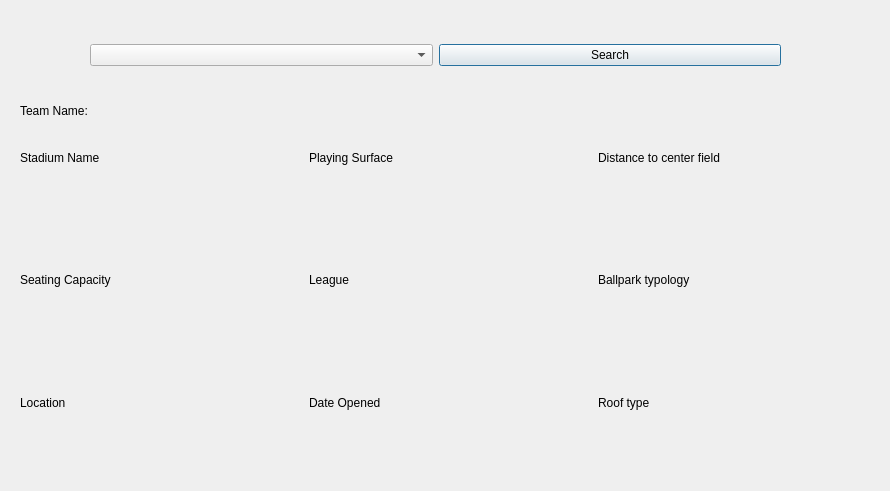
This is BaseballProject2/allinfo.ui in tholm1/CS1D-Project-2-Baseball as Qt 5 draws it before an edit. The edited form follows.
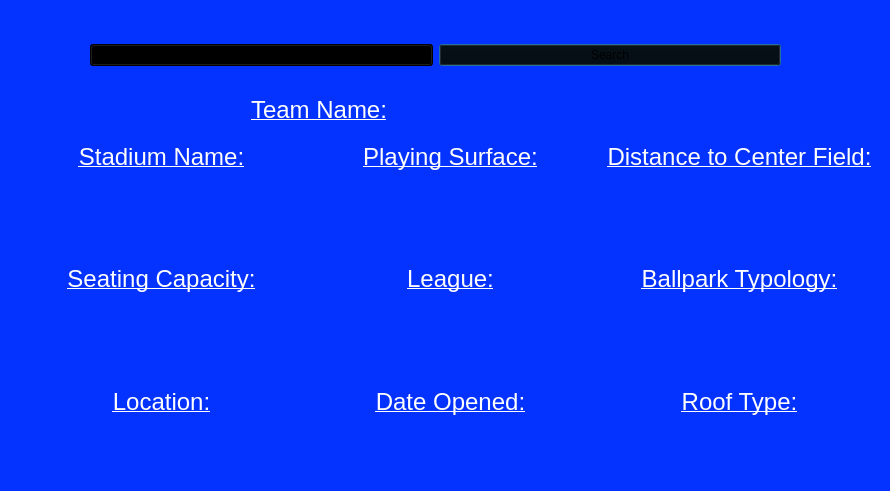
This is the edited form.

```diff
--- a/BaseballProject2/allinfo.ui
+++ b/BaseballProject2/allinfo.ui
@@ -13,7 +13,10 @@
   <property name="windowTitle">
    <string>Dialog</string>
   </property>
-  <widget class="QWidget" name="">
+  <property name="styleSheet">
+   <string notr="true">background-color: rgb(4, 51, 255)</string>
+  </property>
+  <widget class="QWidget" name="layoutWidget">
    <property name="geometry">
     <rect>
      <x>90</x>
@@ -24,10 +27,17 @@
    </property>
    <layout class="QHBoxLayout" name="horizontalLayout_2">
     <item>
-     <widget class="QComboBox" name="teams_combo"/>
+     <widget class="QComboBox" name="teams_combo">
+      <property name="styleSheet">
+       <string notr="true">background-color: rgb(0, 0, 0)</string>
+      </property>
+     </widget>
     </item>
     <item>
      <widget class="QPushButton" name="search_button">
+      <property name="styleSheet">
+       <string notr="true">background-color: rgb(0, 0, 0)</string>
+      </property>
       <property name="text">
        <string>Search</string>
       </property>
@@ -35,7 +45,7 @@
     </item>
    </layout>
   </widget>
-  <widget class="QWidget" name="">
+  <widget class="QWidget" name="layoutWidget">
    <property name="geometry">
     <rect>
      <x>20</x>
@@ -51,10 +61,10 @@
        <widget class="QLabel" name="label_10">
         <property name="styleSheet">
          <string notr="true">font: 75 10pt &quot;MS Shell Dlg 2&quot;;
-color: rgb(0, 0, 0);</string>
+color: rgb(255, 255, 255)</string>
         </property>
         <property name="text">
-         <string>Stadium Name</string>
+         <string>&lt;html&gt;&lt;head/&gt;&lt;body&gt;&lt;p align=&quot;center&quot;&gt;&lt;span style=&quot; font-size:18pt; font-weight:400; text-decoration: underline;&quot;&gt;Stadium Name:&lt;/span&gt;&lt;/p&gt;&lt;/body&gt;&lt;/html&gt;</string>
         </property>
        </widget>
       </item>
@@ -64,7 +74,7 @@
          <string notr="true">color: rgb(0, 0, 0); font: 12pt &quot;MS Sans Serif&quot;;</string>
         </property>
         <property name="text">
-         <string/>
+         <string>&lt;html&gt;&lt;head/&gt;&lt;body&gt;&lt;p align=&quot;center&quot;&gt;&lt;br/&gt;&lt;/p&gt;&lt;/body&gt;&lt;/html&gt;</string>
         </property>
        </widget>
       </item>
@@ -72,10 +82,10 @@
        <widget class="QLabel" name="label_2">
         <property name="styleSheet">
          <string notr="true">font: 75 10pt &quot;MS Shell Dlg 2&quot;;
-color: rgb(0, 0, 0);</string>
+color: rgb(255, 255, 255)</string>
         </property>
         <property name="text">
-         <string>Seating Capacity</string>
+         <string>&lt;html&gt;&lt;head/&gt;&lt;body&gt;&lt;p align=&quot;center&quot;&gt;&lt;span style=&quot; font-size:18pt; text-decoration: underline;&quot;&gt;Seating Capacity:&lt;/span&gt;&lt;/p&gt;&lt;/body&gt;&lt;/html&gt;</string>
         </property>
        </widget>
       </item>
@@ -85,7 +95,7 @@
          <string notr="true">color: rgb(0, 0, 0); font: 12pt &quot;MS Sans Serif&quot;;</string>
         </property>
         <property name="text">
-         <string/>
+         <string>&lt;html&gt;&lt;head/&gt;&lt;body&gt;&lt;p align=&quot;center&quot;&gt;&lt;br/&gt;&lt;/p&gt;&lt;/body&gt;&lt;/html&gt;</string>
         </property>
        </widget>
       </item>
@@ -93,10 +103,10 @@
        <widget class="QLabel" name="label_3">
         <property name="styleSheet">
          <string notr="true">font: 75 10pt &quot;MS Shell Dlg 2&quot;;
-color: rgb(0, 0, 0);</string>
+color: rgb(255, 255, 255)</string>
         </property>
         <property name="text">
-         <string>Location</string>
+         <string>&lt;html&gt;&lt;head/&gt;&lt;body&gt;&lt;p align=&quot;center&quot;&gt;&lt;span style=&quot; font-size:18pt; text-decoration: underline;&quot;&gt;Location:&lt;/span&gt;&lt;/p&gt;&lt;/body&gt;&lt;/html&gt;</string>
         </property>
        </widget>
       </item>
@@ -106,7 +116,7 @@
          <string notr="true">color: rgb(0, 0, 0); font: 12pt &quot;MS Sans Serif&quot;;</string>
         </property>
         <property name="text">
-         <string/>
+         <string>&lt;html&gt;&lt;head/&gt;&lt;body&gt;&lt;p align=&quot;center&quot;&gt;&lt;br/&gt;&lt;/p&gt;&lt;/body&gt;&lt;/html&gt;</string>
         </property>
        </widget>
       </item>
@@ -118,10 +128,10 @@
        <widget class="QLabel" name="label_4">
         <property name="styleSheet">
          <string notr="true">font: 75 10pt &quot;MS Shell Dlg 2&quot;;
-color: rgb(0, 0, 0);</string>
+color: rgb(255, 255, 255)</string>
         </property>
         <property name="text">
-         <string>Playing Surface</string>
+         <string>&lt;html&gt;&lt;head/&gt;&lt;body&gt;&lt;p align=&quot;center&quot;&gt;&lt;span style=&quot; font-size:18pt; text-decoration: underline;&quot;&gt;Playing Surface:&lt;/span&gt;&lt;/p&gt;&lt;/body&gt;&lt;/html&gt;</string>
         </property>
        </widget>
       </item>
@@ -131,7 +141,7 @@
          <string notr="true">color: rgb(0, 0, 0); font: 12pt &quot;MS Sans Serif&quot;;</string>
         </property>
         <property name="text">
-         <string/>
+         <string>&lt;html&gt;&lt;head/&gt;&lt;body&gt;&lt;p align=&quot;center&quot;&gt;&lt;br/&gt;&lt;/p&gt;&lt;/body&gt;&lt;/html&gt;</string>
         </property>
        </widget>
       </item>
@@ -139,10 +149,10 @@
        <widget class="QLabel" name="label_5">
         <property name="styleSheet">
          <string notr="true">font: 75 10pt &quot;MS Shell Dlg 2&quot;;
-color: rgb(0, 0, 0);</string>
+color: rgb(255, 255, 255)</string>
         </property>
         <property name="text">
-         <string>League</string>
+         <string>&lt;html&gt;&lt;head/&gt;&lt;body&gt;&lt;p align=&quot;center&quot;&gt;&lt;span style=&quot; font-size:18pt; text-decoration: underline;&quot;&gt;League:&lt;/span&gt;&lt;/p&gt;&lt;/body&gt;&lt;/html&gt;</string>
         </property>
        </widget>
       </item>
@@ -152,7 +162,7 @@
          <string notr="true">color: rgb(0, 0, 0); font: 12pt &quot;MS Sans Serif&quot;;</string>
         </property>
         <property name="text">
-         <string/>
+         <string>&lt;html&gt;&lt;head/&gt;&lt;body&gt;&lt;p align=&quot;center&quot;&gt;&lt;br/&gt;&lt;/p&gt;&lt;/body&gt;&lt;/html&gt;</string>
         </property>
        </widget>
       </item>
@@ -160,10 +170,10 @@
        <widget class="QLabel" name="label_6">
         <property name="styleSheet">
          <string notr="true">font: 75 10pt &quot;MS Shell Dlg 2&quot;;
-color: rgb(0, 0, 0);</string>
+color: rgb(255, 255, 255)</string>
         </property>
         <property name="text">
-         <string>Date Opened</string>
+         <string>&lt;html&gt;&lt;head/&gt;&lt;body&gt;&lt;p align=&quot;center&quot;&gt;&lt;span style=&quot; font-size:18pt; text-decoration: underline;&quot;&gt;Date Opened:&lt;/span&gt;&lt;/p&gt;&lt;/body&gt;&lt;/html&gt;</string>
         </property>
        </widget>
       </item>
@@ -173,7 +183,7 @@
          <string notr="true">color: rgb(0, 0, 0); font: 12pt &quot;MS Sans Serif&quot;;</string>
         </property>
         <property name="text">
-         <string/>
+         <string>&lt;html&gt;&lt;head/&gt;&lt;body&gt;&lt;p align=&quot;center&quot;&gt;&lt;br/&gt;&lt;/p&gt;&lt;/body&gt;&lt;/html&gt;</string>
         </property>
        </widget>
       </item>
@@ -185,10 +195,10 @@
        <widget class="QLabel" name="label_7">
         <property name="styleSheet">
          <string notr="true">font: 75 10pt &quot;MS Shell Dlg 2&quot;;
-color: rgb(0, 0, 0);</string>
+color: rgb(255, 255, 255)</string>
         </property>
         <property name="text">
-         <string>Distance to center field</string>
+         <string>&lt;html&gt;&lt;head/&gt;&lt;body&gt;&lt;p align=&quot;center&quot;&gt;&lt;span style=&quot; font-size:18pt; text-decoration: underline;&quot;&gt;Distance to Center Field:&lt;/span&gt;&lt;/p&gt;&lt;/body&gt;&lt;/html&gt;</string>
         </property>
        </widget>
       </item>
@@ -198,7 +208,7 @@
          <string notr="true">color: rgb(0, 0, 0); font: 12pt &quot;MS Sans Serif&quot;;</string>
         </property>
         <property name="text">
-         <string/>
+         <string>&lt;html&gt;&lt;head/&gt;&lt;body&gt;&lt;p align=&quot;center&quot;&gt;&lt;br/&gt;&lt;/p&gt;&lt;/body&gt;&lt;/html&gt;</string>
         </property>
        </widget>
       </item>
@@ -206,10 +216,10 @@
        <widget class="QLabel" name="label_8">
         <property name="styleSheet">
          <string notr="true">font: 75 10pt &quot;MS Shell Dlg 2&quot;;
-color: rgb(0, 0, 0);</string>
+color: rgb(255, 255, 255)</string>
         </property>
         <property name="text">
-         <string>Ballpark typology</string>
+         <string>&lt;html&gt;&lt;head/&gt;&lt;body&gt;&lt;p align=&quot;center&quot;&gt;&lt;span style=&quot; font-size:18pt; text-decoration: underline;&quot;&gt;Ballpark Typology:&lt;/span&gt;&lt;/p&gt;&lt;/body&gt;&lt;/html&gt;</string>
         </property>
        </widget>
       </item>
@@ -219,7 +229,7 @@
          <string notr="true">color: rgb(0, 0, 0); font: 12pt &quot;MS Sans Serif&quot;;</string>
         </property>
         <property name="text">
-         <string/>
+         <string>&lt;html&gt;&lt;head/&gt;&lt;body&gt;&lt;p align=&quot;center&quot;&gt;&lt;br/&gt;&lt;/p&gt;&lt;/body&gt;&lt;/html&gt;</string>
         </property>
        </widget>
       </item>
@@ -227,10 +237,10 @@
        <widget class="QLabel" name="label_9">
         <property name="styleSheet">
          <string notr="true">font: 75 10pt &quot;MS Shell Dlg 2&quot;;
-color: rgb(0, 0, 0);</string>
+color: rgb(255, 255, 255)</string>
         </property>
         <property name="text">
-         <string>Roof type</string>
+         <string>&lt;html&gt;&lt;head/&gt;&lt;body&gt;&lt;p align=&quot;center&quot;&gt;&lt;span style=&quot; font-size:18pt; text-decoration: underline;&quot;&gt;Roof Type:&lt;/span&gt;&lt;/p&gt;&lt;/body&gt;&lt;/html&gt;</string>
         </property>
        </widget>
       </item>
@@ -240,7 +250,7 @@
          <string notr="true">color: rgb(0, 0, 0); font: 12pt &quot;MS Sans Serif&quot;;</string>
         </property>
         <property name="text">
-         <string/>
+         <string>&lt;html&gt;&lt;head/&gt;&lt;body&gt;&lt;p align=&quot;center&quot;&gt;&lt;br/&gt;&lt;/p&gt;&lt;/body&gt;&lt;/html&gt;</string>
         </property>
        </widget>
       </item>
@@ -248,10 +258,10 @@
     </item>
    </layout>
   </widget>
-  <widget class="QWidget" name="">
+  <widget class="QWidget" name="layoutWidget">
    <property name="geometry">
     <rect>
-     <x>20</x>
+     <x>200</x>
      <y>90</y>
      <width>481</width>
      <height>41</height>
@@ -262,10 +272,10 @@
      <widget class="QLabel" name="label_11">
       <property name="styleSheet">
        <string notr="true">font: 75 10pt &quot;MS Shell Dlg 2&quot;;
-color: rgb(0, 0, 0);</string>
+color: rgb(255, 255, 255)</string>
       </property>
       <property name="text">
-       <string>Team Name:</string>
+       <string>&lt;html&gt;&lt;head/&gt;&lt;body&gt;&lt;p align=&quot;center&quot;&gt;&lt;span style=&quot; font-size:18pt; text-decoration: underline;&quot;&gt;Team Name:&lt;/span&gt;&lt;/p&gt;&lt;/body&gt;&lt;/html&gt;</string>
       </property>
      </widget>
     </item>
```
